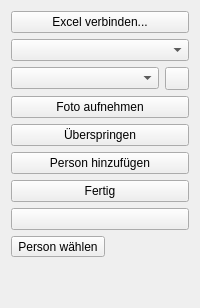
The window that app/ui/widgets/control_panel.ui (alexejwaser/Identity-Card-Photo-Creator) describes before a commit, drawn with Qt 5.
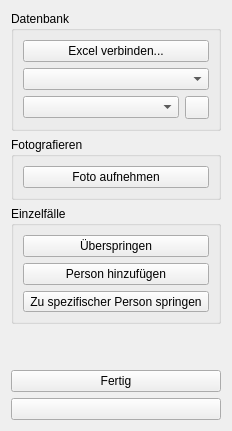
The same window after the commit.

Commit message: feat: organise sidebar into labelled category groups

The edit to the form file:
```diff
--- a/app/ui/widgets/control_panel.ui
+++ b/app/ui/widgets/control_panel.ui
@@ -4,6 +4,12 @@
  <widget class="QWidget" name="ControlPanel">
   <layout class="QVBoxLayout" name="verticalLayout">
    <item>
+    <widget class="QGroupBox" name="grp_datenbank">
+     <property name="title">
+      <string>Datenbank</string>
+     </property>
+     <layout class="QVBoxLayout" name="datenbankLayout">
+      <item>
     <widget class="QPushButton" name="btn_excel">
      <property name="text">
       <string>Excel verbinden...</string>
@@ -27,6 +33,15 @@
      </item>
     </layout>
    </item>
+     </layout>
+    </widget>
+   </item>
+   <item>
+    <widget class="QGroupBox" name="grp_foto">
+     <property name="title">
+      <string>Fotografieren</string>
+     </property>
+     <layout class="QVBoxLayout" name="fotoLayout">
    <item>
     <widget class="QPushButton" name="btn_capture">
      <property name="text">
@@ -37,6 +52,15 @@
      </property>
     </widget>
    </item>
+     </layout>
+    </widget>
+   </item>
+   <item>
+    <widget class="QGroupBox" name="grp_einzel">
+     <property name="title">
+      <string>Einzelfälle</string>
+     </property>
+     <layout class="QVBoxLayout" name="einzelLayout">
    <item>
     <widget class="QPushButton" name="btn_skip">
      <property name="text">
@@ -57,30 +81,10 @@
      </property>
     </widget>
    </item>
-   <item>
-    <widget class="QPushButton" name="btn_finish">
-     <property name="text">
-      <string>Fertig</string>
-     </property>
-     <property name="toolTip">
-      <string>F</string>
-     </property>
-    </widget>
-   </item>
-   <item>
-    <widget class="QPushButton" name="btn_settings">
-     <property name="text">
-      <string></string>
-     </property>
-     <property name="toolTip">
-      <string>Einstellungen</string>
-     </property>
-    </widget>
-   </item>
    <item>
     <widget class="QToolButton" name="btn_jump_to">
      <property name="text">
-      <string>Person wählen</string>
+         <string>Zu spezifischer Person springen</string>
      </property>
      <property name="toolTip">
       <string>Direkt zu einer bestimmten Person springen</string>
@@ -90,6 +94,9 @@
      </property>
     </widget>
    </item>
+     </layout>
+    </widget>
+   </item>
    <item>
     <spacer name="verticalSpacer">
      <property name="orientation">
@@ -103,6 +110,26 @@
      </property>
     </spacer>
    </item>
+   <item>
+    <widget class="QPushButton" name="btn_finish">
+     <property name="text">
+      <string>Fertig</string>
+     </property>
+     <property name="toolTip">
+      <string>F</string>
+     </property>
+    </widget>
+   </item>
+   <item>
+    <widget class="QPushButton" name="btn_settings">
+     <property name="text">
+      <string></string>
+     </property>
+     <property name="toolTip">
+      <string>Einstellungen</string>
+     </property>
+    </widget>
+   </item>
   </layout>
  </widget>
 </ui>
```
Lines whose indentation alone changed are shown as unchanged. The commit also changes 2 other files.
